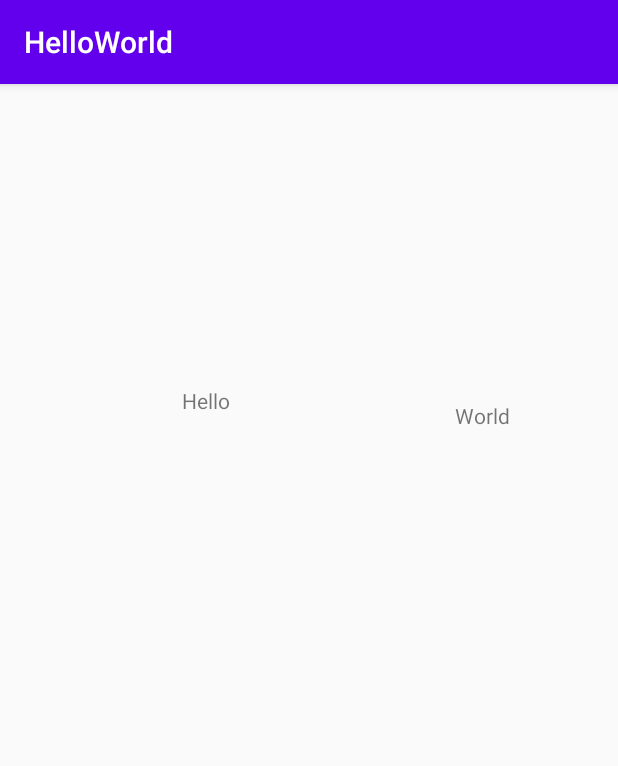
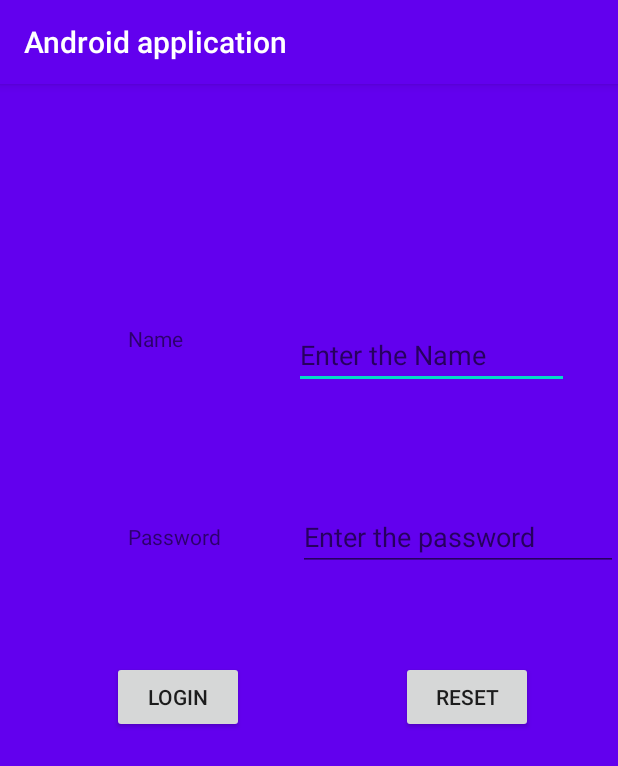
Before and after one commit to sathyakaladeekshu/AndroidHelloWorld, an Android app: the screen it shows after launch (MainActivity), on a phone screen of 412 x 824 dp. Shown: the top 766 px of the screen. Run offline under Robolectric (Android 15) with nearby library versions, the phone set to English and light mode, and no system bars.

Commit message:
Login form

```diff
--- a/app/src/main/res/layout/activity_main.xml
+++ b/app/src/main/res/layout/activity_main.xml
@@ -4,34 +4,83 @@
     xmlns:tools="http://schemas.android.com/tools"
     android:layout_width="match_parent"
     android:layout_height="match_parent"
+    android:background="@color/colorPrimary"
     tools:context=".MainActivity">
 
     <TextView
-        android:id="@+id/textView4"
+        android:id="@+id/name"
+        android:layout_width="77dp"
+        android:layout_height="45dp"
+        android:text="@string/name"
+        app:layout_constraintBottom_toBottomOf="parent"
+        app:layout_constraintEnd_toEndOf="parent"
+        app:layout_constraintHorizontal_bias="0.254"
+        app:layout_constraintStart_toStartOf="parent"
+        app:layout_constraintTop_toTopOf="parent"
+        app:layout_constraintVertical_bias="0.221" />
+
+    <EditText
+        android:id="@+id/passwsord"
+        android:layout_width="183dp"
+        android:layout_height="41dp"
+        android:autofillHints=""
+        android:ems="10"
+        android:hint="@string/enter_the_name"
+        android:inputType="textPersonName"
+        app:layout_constraintBottom_toBottomOf="@+id/name"
+        app:layout_constraintEnd_toEndOf="parent"
+        app:layout_constraintStart_toEndOf="@+id/name"
+        app:layout_constraintTop_toTopOf="@+id/name" />
+
+    <TextView
+        android:id="@+id/password"
         android:layout_width="wrap_content"
         android:layout_height="wrap_content"
-        android:layout_marginStart="108dp"
-        android:layout_marginTop="183dp"
-        android:layout_marginEnd="246dp"
-        android:layout_marginBottom="529dp"
-        android:text="@string/hello"
+        android:text="@string/password"
         app:layout_constraintBottom_toBottomOf="parent"
-        app:layout_constraintEnd_toEndOf="parent"
-        app:layout_constraintStart_toStartOf="parent"
-        app:layout_constraintTop_toTopOf="parent" />
+        app:layout_constraintEnd_toEndOf="@+id/name"
+        app:layout_constraintHorizontal_bias="0.0"
+        app:layout_constraintStart_toStartOf="@+id/name"
+        app:layout_constraintTop_toBottomOf="@+id/name"
+        app:layout_constraintVertical_bias="0.159" />
 
-    <TextView
-        android:id="@+id/textView5"
+    <EditText
+        android:id="@+id/editTextNumberPassword2"
         android:layout_width="wrap_content"
         android:layout_height="wrap_content"
-        android:layout_marginStart="139dp"
-        android:layout_marginTop="193dp"
-        android:layout_marginEnd="62dp"
-        android:layout_marginBottom="519dp"
-        android:text="@string/world"
+        android:ems="10"
+        android:hint="@string/enter_the_password"
+        android:inputType="numberPassword"
+        app:layout_constraintBottom_toBottomOf="@+id/password"
+        app:layout_constraintEnd_toEndOf="parent"
+        app:layout_constraintHorizontal_bias="1.0"
+        app:layout_constraintStart_toEndOf="@+id/password"
+        app:layout_constraintTop_toTopOf="@+id/password"
+        android:autofillHints="" />
+
+    <Button
+        android:id="@+id/login"
+        android:layout_width="wrap_content"
+        android:layout_height="wrap_content"
+        android:layout_marginTop="60dp"
+        android:text="@string/login"
         app:layout_constraintBottom_toBottomOf="parent"
+        app:layout_constraintEnd_toEndOf="@+id/password"
+        app:layout_constraintHorizontal_bias="0.423"
+        app:layout_constraintStart_toStartOf="@+id/password"
+        app:layout_constraintTop_toBottomOf="@+id/editTextNumberPassword2"
+        app:layout_constraintVertical_bias="0.0" />
+
+    <Button
+        android:id="@+id/reset"
+        android:layout_width="wrap_content"
+        android:layout_height="wrap_content"
+        android:layout_marginStart="48dp"
+        android:text="@string/reset"
+        app:layout_constraintBottom_toBottomOf="@+id/login"
         app:layout_constraintEnd_toEndOf="parent"
-        app:layout_constraintStart_toEndOf="@+id/textView4"
-        app:layout_constraintTop_toTopOf="parent" />
+        app:layout_constraintStart_toEndOf="@+id/login"
+        app:layout_constraintTop_toTopOf="@+id/login"
+        app:layout_constraintVertical_bias="0.0" />
 
 </androidx.constraintlayout.widget.ConstraintLayout>
--- a/app/src/main/res/values/strings.xml
+++ b/app/src/main/res/values/strings.xml
@@ -1,5 +1,12 @@
 <resources>
-    <string name="app_name">HelloWorld</string>
+    <string name="app_name">Android application</string>
     <string name="hello">Hello</string>
     <string name="world">World</string>
+    <string name="name">Name</string>
+    <string name="textview">TextView</string>
+    <string name="enter_the_name">Enter the Name</string>
+    <string name="password">Password</string>
+    <string name="enter_the_password">Enter the password</string>
+    <string name="login">Login</string>
+    <string name="reset">Reset</string>
 </resources>
```
